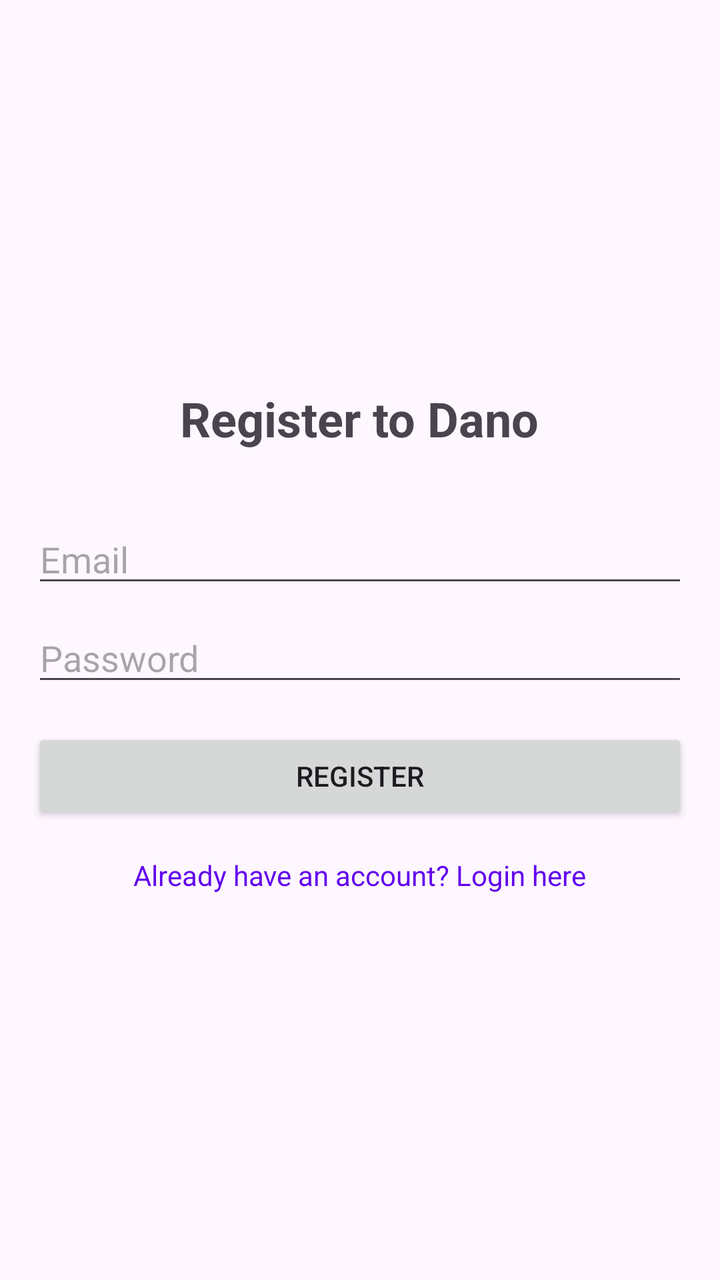
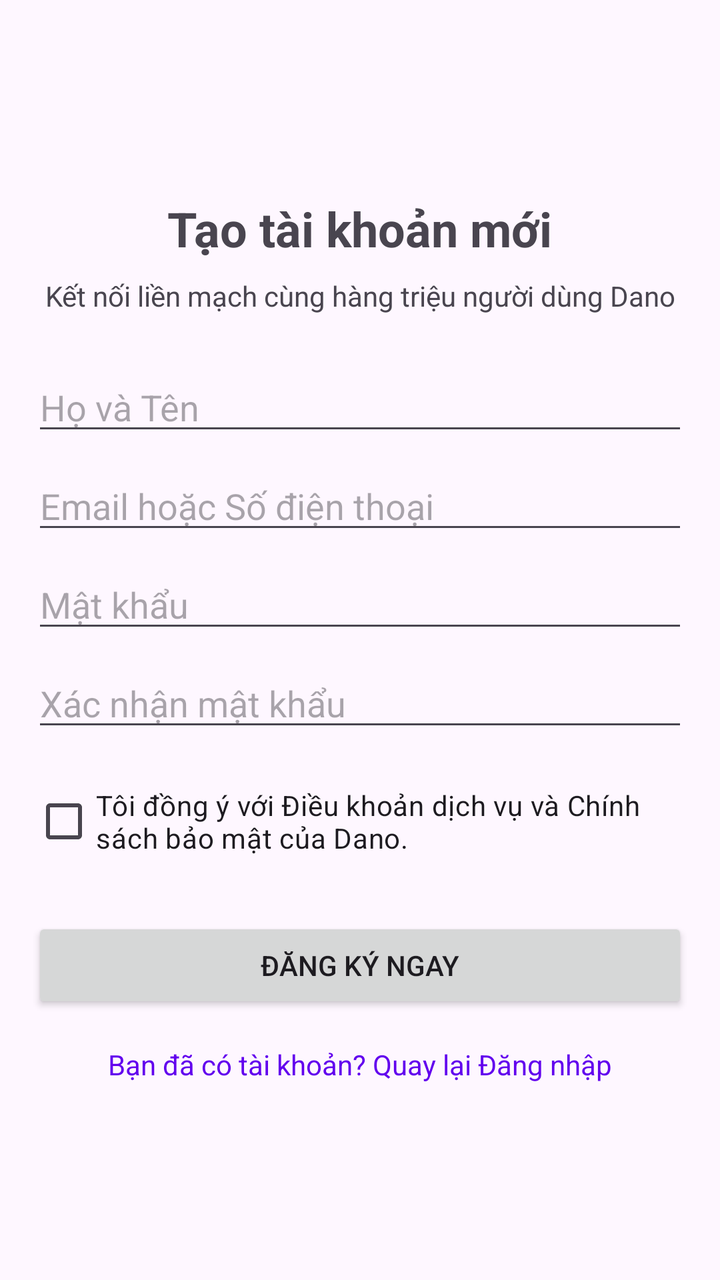

The first picture is an Android layout as it rendered before a commit; the second is the same layout after the commit. The layout source and the unified diff follow.
<!-- AndroidManifest.xml: application theme Theme.DanoChatApp -->
<!-- res/layout/activity_register.xml -->
<?xml version="1.0" encoding="utf-8"?>
<LinearLayout xmlns:android="http://schemas.android.com/apk/res/android"
    android:layout_width="match_parent"
    android:layout_height="match_parent"
    android:orientation="vertical"
    android:padding="16dp"
    android:gravity="center">

    <TextView
        android:layout_width="wrap_content"
        android:layout_height="wrap_content"
        android:text="Register to Dano"
        android:textSize="24sp"
        android:textStyle="bold"
        android:layout_marginBottom="32dp"/>

    <EditText
        android:id="@+id/edit_email"
        android:layout_width="match_parent"
        android:layout_height="wrap_content"
        android:hint="Email"
        android:inputType="textEmailAddress"
        android:layout_marginBottom="8dp"/>

    <EditText
        android:id="@+id/edit_password"
        android:layout_width="match_parent"
        android:layout_height="wrap_content"
        android:hint="Password"
        android:inputType="textPassword"
        android:layout_marginBottom="16dp"/>

    <Button
        android:id="@+id/button_register"
        android:layout_width="match_parent"
        android:layout_height="wrap_content"
        android:text="Register"/>

    <TextView
        android:id="@+id/text_login"
        android:layout_width="wrap_content"
        android:layout_height="wrap_content"
        android:text="Already have an account? Login here"
        android:layout_marginTop="16dp"
        android:textColor="@color/design_default_color_primary"/>

</LinearLayout>
<!-- resources referenced by this layout -->
<resources>
  <style name="Theme.DanoChatApp" parent="Base.Theme.DanoChatApp" />
  <style name="Base.Theme.DanoChatApp" parent="Theme.Material3.DayNight.NoActionBar">
          
          
      </style>
</resources>

<!-- the commit's change to res/layout/activity_register.xml (unified diff, before → after) -->
@@ -9,16 +9,31 @@
     <TextView
         android:layout_width="wrap_content"
         android:layout_height="wrap_content"
-        android:text="Register to Dano"
+        android:text="Tạo tài khoản mới"
         android:textSize="24sp"
         android:textStyle="bold"
-        android:layout_marginBottom="32dp"/>
+        android:layout_marginBottom="8dp"/>
+
+    <TextView
+        android:layout_width="wrap_content"
+        android:layout_height="wrap_content"
+        android:text="Kết nối liền mạch cùng hàng triệu người dùng Dano"
+        android:gravity="center"
+        android:layout_marginBottom="24dp"/>
+
+    <EditText
+        android:id="@+id/edit_name"
+        android:layout_width="match_parent"
+        android:layout_height="wrap_content"
+        android:hint="Họ và Tên"
+        android:inputType="textPersonName"
+        android:layout_marginBottom="8dp"/>
 
     <EditText
         android:id="@+id/edit_email"
         android:layout_width="match_parent"
         android:layout_height="wrap_content"
-        android:hint="Email"
+        android:hint="Email hoặc Số điện thoại"
         android:inputType="textEmailAddress"
         android:layout_marginBottom="8dp"/>
 
@@ -26,21 +41,36 @@
         android:id="@+id/edit_password"
         android:layout_width="match_parent"
         android:layout_height="wrap_content"
-        android:hint="Password"
+        android:hint="Mật khẩu"
+        android:inputType="textPassword"
+        android:layout_marginBottom="8dp"/>
+
+    <EditText
+        android:id="@+id/edit_confirm_password"
+        android:layout_width="match_parent"
+        android:layout_height="wrap_content"
+        android:hint="Xác nhận mật khẩu"
         android:inputType="textPassword"
         android:layout_marginBottom="16dp"/>
+
+    <CheckBox
+        android:id="@+id/checkbox_terms"
+        android:layout_width="match_parent"
+        android:layout_height="wrap_content"
+        android:text="Tôi đồng ý với Điều khoản dịch vụ và Chính sách bảo mật của Dano."
+        android:layout_marginBottom="24dp"/>
 
     <Button
         android:id="@+id/button_register"
         android:layout_width="match_parent"
         android:layout_height="wrap_content"
-        android:text="Register"/>
+        android:text="Đăng ký ngay"/>
 
     <TextView
         android:id="@+id/text_login"
         android:layout_width="wrap_content"
         android:layout_height="wrap_content"
-        android:text="Already have an account? Login here"
+        android:text="Bạn đã có tài khoản? Quay lại Đăng nhập"
         android:layout_marginTop="16dp"
         android:textColor="@color/design_default_color_primary"/>
 
